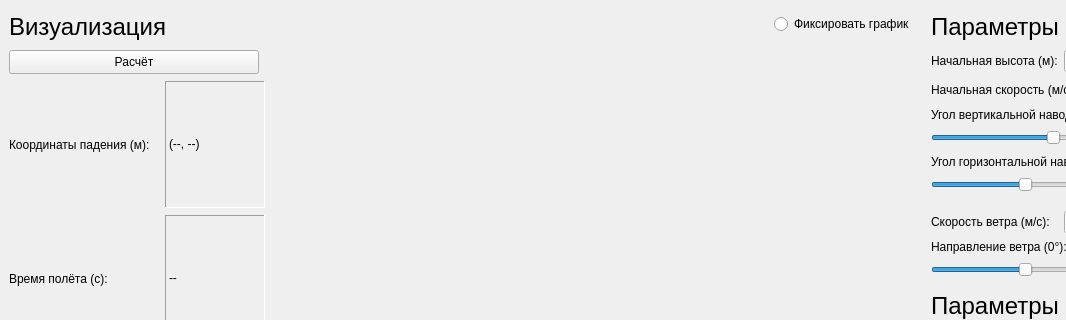
The window that mainwindow.ui (spaceshine/Ballistic-calc) describes before a commit, drawn with Qt 5; both pictures show x 0 to 1066 and y 0 to 320 of the 1200 by 909 pixel window.
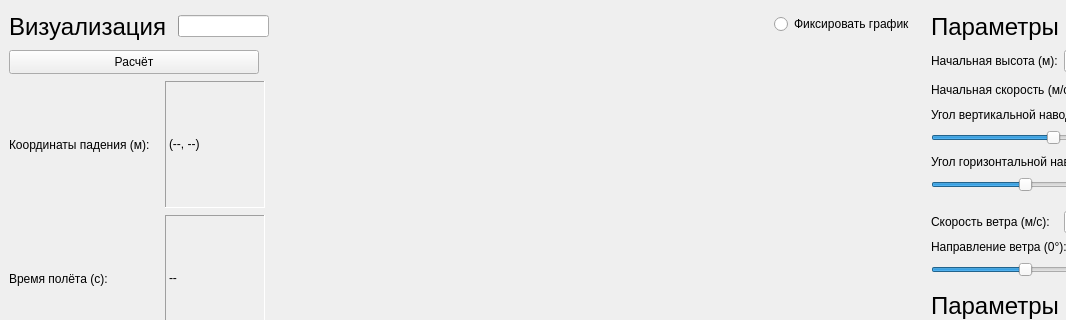
The same window after the commit. Icons and pictures are not drawn.

Commit message:
Animation + user-input height (second commit)
Added
- Animation of flight
- Now possible to set target and start height
- Gradient descent working for throwing object up or down
- Progress bar for to track the status of gradient descent calculations

+ minor bugs fixed

What changed in the file:
```diff
--- a/mainwindow.ui
+++ b/mainwindow.ui
@@ -83,11 +83,654 @@
           </property>
          </widget>
         </item>
+        <item>
+         <spacer name="horizontalSpacer_11">
+          <property name="orientation">
+           <enum>Qt::Horizontal</enum>
+          </property>
+          <property name="sizeType">
+           <enum>QSizePolicy::Fixed</enum>
+          </property>
+          <property name="sizeHint" stdset="0">
+           <size>
+            <width>5</width>
+            <height>5</height>
+           </size>
+          </property>
+         </spacer>
+        </item>
+        <item>
+         <layout class="QVBoxLayout" name="verticalLayout_3">
+          <property name="spacing">
+           <number>0</number>
+          </property>
+          <item>
+           <spacer name="verticalSpacer_26">
+            <property name="orientation">
+             <enum>Qt::Vertical</enum>
+            </property>
+            <property name="sizeType">
+             <enum>QSizePolicy::Fixed</enum>
+            </property>
+            <property name="sizeHint" stdset="0">
+             <size>
+              <width>20</width>
+              <height>5</height>
+             </size>
+            </property>
+           </spacer>
+          </item>
+          <item>
+           <widget class="QProgressBar" name="progressBar">
+            <property name="sizePolicy">
+             <sizepolicy hsizetype="Fixed" vsizetype="Fixed">
+              <horstretch>0</horstretch>
+              <verstretch>0</verstretch>
+             </sizepolicy>
+            </property>
+            <property name="palette">
+             <palette>
+              <active>
+               <colorrole role="WindowText">
+                <brush brushstyle="SolidPattern">
+                 <color alpha="255">
+                  <red>0</red>
+                  <green>0</green>
+                  <blue>0</blue>
+                 </color>
+                </brush>
+               </colorrole>
+               <colorrole role="Button">
+                <brush brushstyle="SolidPattern">
+                 <color alpha="255">
+                  <red>240</red>
+                  <green>240</green>
+                  <blue>240</blue>
+                 </color>
+                </brush>
+               </colorrole>
+               <colorrole role="Light">
+                <brush brushstyle="SolidPattern">
+                 <color alpha="255">
+                  <red>255</red>
+                  <green>255</green>
+                  <blue>255</blue>
+                 </color>
+                </brush>
+               </colorrole>
+               <colorrole role="Midlight">
+                <brush brushstyle="SolidPattern">
+                 <color alpha="255">
+                  <red>227</red>
+                  <green>227</green>
+                  <blue>227</blue>
+                 </color>
+                </brush>
+               </colorrole>
+               <colorrole role="Dark">
+                <brush brushstyle="SolidPattern">
+                 <color alpha="255">
+                  <red>160</red>
+                  <green>160</green>
+                  <blue>160</blue>
+                 </color>
+                </brush>
+               </colorrole>
+               <colorrole role="Mid">
+                <brush brushstyle="SolidPattern">
+                 <color alpha="255">
+                  <red>160</red>
+                  <green>160</green>
+                  <blue>160</blue>
+                 </color>
+                </brush>
+               </colorrole>
+               <colorrole role="Text">
+                <brush brushstyle="SolidPattern">
+                 <color alpha="255">
+                  <red>0</red>
+                  <green>0</green>
+                  <blue>0</blue>
+                 </color>
+                </brush>
+               </colorrole>
+               <colorrole role="BrightText">
+                <brush brushstyle="SolidPattern">
+                 <color alpha="255">
+                  <red>255</red>
+                  <green>255</green>
+                  <blue>255</blue>
+                 </color>
+                </brush>
+               </colorrole>
+               <colorrole role="ButtonText">
+                <brush brushstyle="SolidPattern">
+                 <color alpha="255">
+                  <red>0</red>
+                  <green>0</green>
+                  <blue>0</blue>
+                 </color>
+                </brush>
+               </colorrole>
+               <colorrole role="Base">
+                <brush brushstyle="SolidPattern">
+                 <color alpha="255">
+                  <red>255</red>
+                  <green>255</green>
+                  <blue>255</blue>
+                 </color>
+                </brush>
+               </colorrole>
+               <colorrole role="Window">
+                <brush brushstyle="SolidPattern">
+                 <color alpha="255">
+                  <red>240</red>
+                  <green>240</green>
+                  <blue>240</blue>
+                 </color>
+                </brush>
+               </colorrole>
+               <colorrole role="Shadow">
+                <brush brushstyle="SolidPattern">
+                 <color alpha="255">
+                  <red>105</red>
+                  <green>105</green>
+                  <blue>105</blue>
+                 </color>
+                </brush>
+               </colorrole>
+               <colorrole role="Highlight">
+                <brush brushstyle="SolidPattern">
+                 <color alpha="255">
+                  <red>0</red>
+                  <green>255</green>
+                  <blue>0</blue>
+                 </color>
+                </brush>
+               </colorrole>
+               <colorrole role="HighlightedText">
+                <brush brushstyle="SolidPattern">
+                 <color alpha="255">
+                  <red>255</red>
+                  <green>255</green>
+                  <blue>255</blue>
+                 </color>
+                </brush>
+               </colorrole>
+               <colorrole role="Link">
+                <brush brushstyle="SolidPattern">
+                 <color alpha="255">
+                  <red>0</red>
+                  <green>0</green>
+                  <blue>255</blue>
+                 </color>
+                </brush>
+               </colorrole>
+               <colorrole role="LinkVisited">
+                <brush brushstyle="SolidPattern">
+                 <color alpha="255">
+                  <red>255</red>
+                  <green>0</green>
+                  <blue>255</blue>
+                 </color>
+                </brush>
+               </colorrole>
+               <colorrole role="AlternateBase">
+                <brush brushstyle="SolidPattern">
+                 <color alpha="255">
+                  <red>233</red>
+                  <green>231</green>
+                  <blue>227</blue>
+                 </color>
+                </brush>
+               </colorrole>
+               <colorrole role="NoRole">
+                <brush brushstyle="NoBrush">
+                 <color alpha="255">
+                  <red>0</red>
+                  <green>0</green>
+                  <blue>0</blue>
+                 </color>
+                </brush>
+               </colorrole>
+               <colorrole role="ToolTipBase">
+                <brush brushstyle="SolidPattern">
+                 <color alpha="255">
+                  <red>255</red>
+                  <green>255</green>
+                  <blue>220</blue>
+                 </color>
+                </brush>
+               </colorrole>
+               <colorrole role="ToolTipText">
+                <brush brushstyle="SolidPattern">
+                 <color alpha="255">
+                  <red>0</red>
+                  <green>0</green>
+                  <blue>0</blue>
+                 </color>
+                </brush>
+               </colorrole>
+               <colorrole role="PlaceholderText">
+                <brush brushstyle="SolidPattern">
+                 <color alpha="128">
+                  <red>0</red>
+                  <green>0</green>
+                  <blue>0</blue>
+                 </color>
+                </brush>
+               </colorrole>
+              </active>
+              <inactive>
+               <colorrole role="WindowText">
+                <brush brushstyle="SolidPattern">
+                 <color alpha="255">
+                  <red>0</red>
+                  <green>0</green>
+                  <blue>0</blue>
+                 </color>
+                </brush>
+               </colorrole>
+               <colorrole role="Button">
+                <brush brushstyle="SolidPattern">
+                 <color alpha="255">
+                  <red>240</red>
+                  <green>240</green>
+                  <blue>240</blue>
+                 </color>
+                </brush>
+               </colorrole>
+               <colorrole role="Light">
+                <brush brushstyle="SolidPattern">
+                 <color alpha="255">
+                  <red>255</red>
+                  <green>255</green>
+                  <blue>255</blue>
+                 </color>
+                </brush>
+               </colorrole>
+               <colorrole role="Midlight">
+                <brush brushstyle="SolidPattern">
+                 <color alpha="255">
+                  <red>227</red>
+                  <green>227</green>
+                  <blue>227</blue>
+                 </color>
+                </brush>
+               </colorrole>
+               <colorrole role="Dark">
+                <brush brushstyle="SolidPattern">
+                 <color alpha="255">
+                  <red>160</red>
+                  <green>160</green>
+                  <blue>160</blue>
+                 </color>
+                </brush>
+               </colorrole>
+               <colorrole role="Mid">
+                <brush brushstyle="SolidPattern">
+                 <color alpha="255">
+                  <red>160</red>
+                  <green>160</green>
+                  <blue>160</blue>
+                 </color>
+                </brush>
+               </colorrole>
+               <colorrole role="Text">
+                <brush brushstyle="SolidPattern">
+                 <color alpha="255">
+                  <red>0</red>
+                  <green>0</green>
+                  <blue>0</blue>
+                 </color>
+                </brush>
+               </colorrole>
+               <colorrole role="BrightText">
+                <brush brushstyle="SolidPattern">
+                 <color alpha="255">
+                  <red>255</red>
+                  <green>255</green>
+                  <blue>255</blue>
+                 </color>
+                </brush>
+               </colorrole>
+               <colorrole role="ButtonText">
+                <brush brushstyle="SolidPattern">
+                 <color alpha="255">
+                  <red>0</red>
+                  <green>0</green>
+                  <blue>0</blue>
+                 </color>
+                </brush>
+               </colorrole>
+               <colorrole role="Base">
+                <brush brushstyle="SolidPattern">
+                 <color alpha="255">
+                  <red>255</red>
+                  <green>255</green>
+                  <blue>255</blue>
+                 </color>
+                </brush>
+               </colorrole>
+               <colorrole role="Window">
+                <brush brushstyle="SolidPattern">
+                 <color alpha="255">
+                  <red>240</red>
+                  <green>240</green>
+                  <blue>240</blue>
+                 </color>
+                </brush>
+               </colorrole>
+               <colorrole role="Shadow">
+                <brush brushstyle="SolidPattern">
+                 <color alpha="255">
+                  <red>105</red>
+                  <green>105</green>
+                  <blue>105</blue>
+                 </color>
+                </brush>
+               </colorrole>
+               <colorrole role="Highlight">
+                <brush brushstyle="SolidPattern">
+                 <color alpha="255">
+                  <red>240</red>
+                  <green>240</green>
+                  <blue>240</blue>
+                 </color>
+                </brush>
+               </colorrole>
+               <colorrole role="HighlightedText">
+                <brush brushstyle="SolidPattern">
+                 <color alpha="255">
+                  <red>0</red>
+                  <green>0</green>
+                  <blue>0</blue>
+                 </color>
+                </brush>
+               </colorrole>
+               <colorrole role="Link">
+                <brush brushstyle="SolidPattern">
+                 <color alpha="255">
+                  <red>0</red>
+                  <green>0</green>
+                  <blue>255</blue>
+                 </color>
+                </brush>
+               </colorrole>
+               <colorrole role="LinkVisited">
+                <brush brushstyle="SolidPattern">
+                 <color alpha="255">
+                  <red>255</red>
+                  <green>0</green>
+                  <blue>255</blue>
+                 </color>
+                </brush>
+               </colorrole>
+               <colorrole role="AlternateBase">
+                <brush brushstyle="SolidPattern">
+                 <color alpha="255">
+                  <red>233</red>
+                  <green>231</green>
+                  <blue>227</blue>
+                 </color>
+                </brush>
+               </colorrole>
+               <colorrole role="NoRole">
+                <brush brushstyle="NoBrush">
+                 <color alpha="255">
+                  <red>0</red>
+                  <green>0</green>
+                  <blue>0</blue>
+                 </color>
+                </brush>
+               </colorrole>
+               <colorrole role="ToolTipBase">
+                <brush brushstyle="SolidPattern">
+                 <color alpha="255">
+                  <red>255</red>
+                  <green>255</green>
+                  <blue>220</blue>
+                 </color>
+                </brush>
+               </colorrole>
+               <colorrole role="ToolTipText">
+                <brush brushstyle="SolidPattern">
+                 <color alpha="255">
+                  <red>0</red>
+                  <green>0</green>
+                  <blue>0</blue>
+                 </color>
+                </brush>
+               </colorrole>
+               <colorrole role="PlaceholderText">
+                <brush brushstyle="SolidPattern">
+                 <color alpha="128">
+                  <red>0</red>
+                  <green>0</green>
+                  <blue>0</blue>
+                 </color>
+                </brush>
+               </colorrole>
+              </inactive>
+              <disabled>
+               <colorrole role="WindowText">
+                <brush brushstyle="SolidPattern">
+                 <color alpha="255">
+                  <red>120</red>
+                  <green>120</green>
+                  <blue>120</blue>
+                 </color>
+                </brush>
+               </colorrole>
+               <colorrole role="Button">
+                <brush brushstyle="SolidPattern">
+                 <color alpha="255">
+                  <red>240</red>
+                  <green>240</green>
+                  <blue>240</blue>
+                 </color>
+                </brush>
+               </colorrole>
+               <colorrole role="Light">
+                <brush brushstyle="SolidPattern">
+                 <color alpha="255">
+                  <red>255</red>
+                  <green>255</green>
+                  <blue>255</blue>
+                 </color>
+                </brush>
+               </colorrole>
+               <colorrole role="Midlight">
+                <brush brushstyle="SolidPattern">
+                 <color alpha="255">
+                  <red>247</red>
+                  <green>247</green>
+                  <blue>247</blue>
+                 </color>
+                </brush>
+               </colorrole>
+               <colorrole role="Dark">
+                <brush brushstyle="SolidPattern">
+                 <color alpha="255">
+                  <red>160</red>
+                  <green>160</green>
+                  <blue>160</blue>
+                 </color>
+                </brush>
+               </colorrole>
+               <colorrole role="Mid">
+                <brush brushstyle="SolidPattern">
+                 <color alpha="255">
+                  <red>160</red>
+                  <green>160</green>
+                  <blue>160</blue>
+                 </color>
+                </brush>
+               </colorrole>
+               <colorrole role="Text">
+                <brush brushstyle="SolidPattern">
+                 <color alpha="255">
+                  <red>120</red>
+                  <green>120</green>
+                  <blue>120</blue>
+                 </color>
+                </brush>
+               </colorrole>
+               <colorrole role="BrightText">
+                <brush brushstyle="SolidPattern">
+                 <color alpha="255">
+                  <red>255</red>
+                  <green>255</green>
+                  <blue>255</blue>
+                 </color>
+                </brush>
+               </colorrole>
+               <colorrole role="ButtonText">
+                <brush brushstyle="SolidPattern">
+                 <color alpha="255">
+                  <red>120</red>
+                  <green>120</green>
+                  <blue>120</blue>
+                 </color>
+                </brush>
+               </colorrole>
+               <colorrole role="Base">
+                <brush brushstyle="SolidPattern">
+                 <color alpha="255">
+                  <red>240</red>
+                  <green>240</green>
+                  <blue>240</blue>
+                 </color>
+                </brush>
+               </colorrole>
+               <colorrole role="Window">
+                <brush brushstyle="SolidPattern">
+                 <color alpha="255">
+                  <red>240</red>
+                  <green>240</green>
+                  <blue>240</blue>
+                 </color>
+                </brush>
+               </colorrole>
+               <colorrole role="Shadow">
+                <brush brushstyle="SolidPattern">
+                 <color alpha="255">
+                  <red>0</red>
+                  <green>0</green>
+                  <blue>0</blue>
+                 </color>
+                </brush>
+               </colorrole>
+               <colorrole role="Highlight">
+                <brush brushstyle="SolidPattern">
+                 <color alpha="255">
+                  <red>0</red>
+                  <green>120</green>
+                  <blue>215</blue>
+                 </color>
+                </brush>
+               </colorrole>
+               <colorrole role="HighlightedText">
+                <brush brushstyle="SolidPattern">
+                 <color alpha="255">
+                  <red>255</red>
+                  <green>255</green>
+                  <blue>255</blue>
+                 </color>
+                </brush>
+               </colorrole>
+               <colorrole role="Link">
+                <brush brushstyle="SolidPattern">
+                 <color alpha="255">
+                  <red>0</red>
+                  <green>0</green>
+                  <blue>255</blue>
+                 </color>
+                </brush>
+               </colorrole>
+               <colorrole role="LinkVisited">
+                <brush brushstyle="SolidPattern">
+                 <color alpha="255">
+                  <red>255</red>
+                  <green>0</green>
+                  <blue>255</blue>
+                 </color>
+                </brush>
+               </colorrole>
+               <colorrole role="AlternateBase">
+                <brush brushstyle="SolidPattern">
+                 <color alpha="255">
+                  <red>247</red>
+                  <green>247</green>
+                  <blue>247</blue>
+                 </color>
+                </brush>
+               </colorrole>
+               <colorrole role="NoRole">
+                <brush brushstyle="NoBrush">
+                 <color alpha="255">
+                  <red>0</red>
+                  <green>0</green>
+                  <blue>0</blue>
+                 </color>
+                </brush>
+               </colorrole>
+               <colorrole role="ToolTipBase">
+                <brush brushstyle="SolidPattern">
+                 <color alpha="255">
+                  <red>255</red>
+                  <green>255</green>
+                  <blue>220</blue>
+                 </color>
+                </brush>
+               </colorrole>
+               <colorrole role="ToolTipText">
+                <brush brushstyle="SolidPattern">
+                 <color alpha="255">
+                  <red>0</red>
+                  <green>0</green>
+                  <blue>0</blue>
+                 </color>
+                </brush>
+               </colorrole>
+               <colorrole role="PlaceholderText">
+                <brush brushstyle="SolidPattern">
+                 <color alpha="128">
+                  <red>0</red>
+                  <green>0</green>
+                  <blue>0</blue>
+                 </color>
+                </brush>
+               </colorrole>
+              </disabled>
+             </palette>
+            </property>
+            <property name="font">
+             <font>
+              <kerning>true</kerning>
+             </font>
+            </property>
+            <property name="value">
+             <number>0</number>
+            </property>
+            <property name="textVisible">
+             <bool>false</bool>
+            </property>
+            <property name="format">
+             <string notr="true"/>
+            </property>
+           </widget>
+          </item>
+         </layout>
+        </item>
         <item>
          <spacer name="horizontalSpacer_8">
           <property name="orientation">
            <enum>Qt::Horizontal</enum>
           </property>
+          <property name="sizeType">
+           <enum>QSizePolicy::Expanding</enum>
+          </property>
           <property name="sizeHint" stdset="0">
            <size>
             <width>40</width>
```
Left out of the diff: 8 changed lines with no effect on the pictures. The commit also changes 4 other files.
